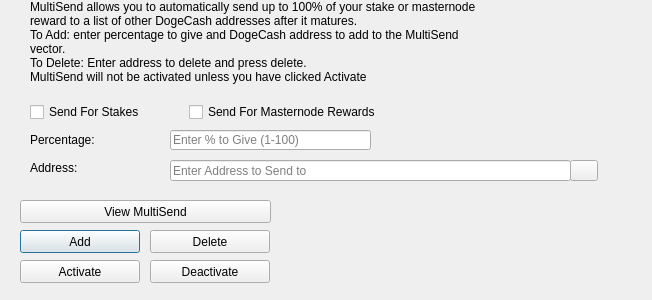
Above: src/qt/forms/multisenddialog.ui from dogecash/dogecash-oldchain before the change. Below: the same form after it.
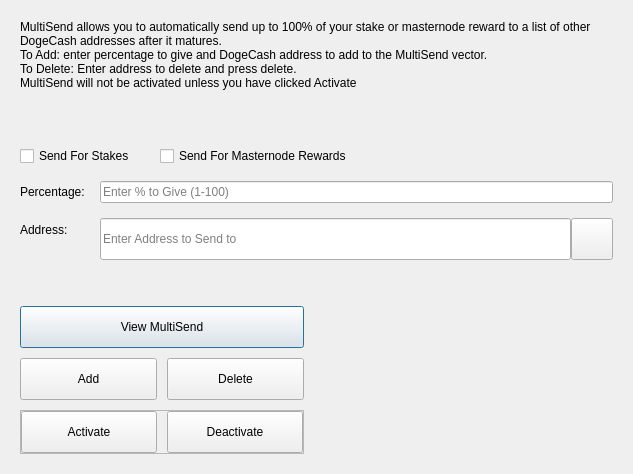
That is the form after the change. Icons and pictures are not drawn.

Patch:
```diff
--- a/src/qt/forms/multisenddialog.ui
+++ b/src/qt/forms/multisenddialog.ui
@@ -9,54 +9,31 @@
    <rect>
     <x>0</x>
     <y>0</y>
-    <width>652</width>
-    <height>300</height>
+    <width>633</width>
+    <height>474</height>
    </rect>
   </property>
   <property name="windowTitle">
    <string>MultiSend</string>
   </property>
-  <widget class="QLineEdit" name="multiSendPercentEdit">
-   <property name="geometry">
-    <rect>
-     <x>170</x>
-     <y>130</y>
-     <width>201</width>
-     <height>20</height>
-    </rect>
+  <layout class="QVBoxLayout" name="verticalLayout_2">
+   <property name="spacing">
+    <number>15</number>
    </property>
-   <property name="toolTip">
-    <string>Enter whole numbers 1 - 100</string>
+   <property name="leftMargin">
+    <number>20</number>
    </property>
-   <property name="placeholderText">
-    <string>Enter % to Give (1-100)</string>
+   <property name="topMargin">
+    <number>20</number>
    </property>
-  </widget>
-  <widget class="QLineEdit" name="multiSendAddressEdit">
-   <property name="geometry">
-    <rect>
-     <x>170</x>
-     <y>160</y>
-     <width>401</width>
-     <height>21</height>
-    </rect>
+   <property name="rightMargin">
+    <number>20</number>
    </property>
-   <property name="toolTip">
-    <string/>
+   <property name="bottomMargin">
+    <number>20</number>
    </property>
-   <property name="placeholderText">
-    <string>Enter Address to Send to</string>
-   </property>
-  </widget>
+   <item>
   <widget class="QLabel" name="label_2">
-   <property name="geometry">
-    <rect>
-     <x>30</x>
-     <y>0</y>
-     <width>451</width>
-     <height>121</height>
-    </rect>
-   </property>
    <property name="lineWidth">
     <number>1</number>
    </property>
@@ -73,62 +50,120 @@
     <bool>true</bool>
    </property>
   </widget>
-  <widget class="QLabel" name="message">
-   <property name="geometry">
-    <rect>
-     <x>290</x>
-     <y>200</y>
-     <width>351</width>
-     <height>91</height>
-    </rect>
-   </property>
+   </item>
+   <item>
+    <layout class="QHBoxLayout" name="horizontalLayout">
+     <item>
+      <widget class="QCheckBox" name="multiSendStakeCheckBox">
+       <property name="text">
+        <string>Send For Stakes</string>
+       </property>
+      </widget>
+     </item>
+     <item>
+      <spacer name="horizontalSpacer_3">
+       <property name="orientation">
+        <enum>Qt::Horizontal</enum>
+       </property>
+       <property name="sizeType">
+        <enum>QSizePolicy::Fixed</enum>
+       </property>
+       <property name="sizeHint" stdset="0">
+        <size>
+         <width>10</width>
+         <height>20</height>
+        </size>
+       </property>
+      </spacer>
+     </item>
+     <item>
+      <widget class="QCheckBox" name="multiSendMasternodeCheckBox">
    <property name="text">
-    <string/>
-   </property>
-  </widget>
-  <widget class="QPushButton" name="addButton">
-   <property name="geometry">
-    <rect>
-     <x>20</x>
-     <y>230</y>
-     <width>120</width>
-     <height>23</height>
-    </rect>
-   </property>
-   <property name="toolTip">
-    <string/>
-   </property>
-   <property name="statusTip">
-    <string>Add to MultiSend Vector</string>
-   </property>
+        <string>Send For Masternode Rewards</string>
+       </property>
+      </widget>
+     </item>
+     <item>
+      <spacer name="horizontalSpacer_2">
+       <property name="orientation">
+        <enum>Qt::Horizontal</enum>
+       </property>
+       <property name="sizeHint" stdset="0">
+        <size>
+         <width>40</width>
+         <height>20</height>
+        </size>
+       </property>
+      </spacer>
+     </item>
+    </layout>
+   </item>
+   <item>
+    <layout class="QFormLayout" name="formLayout">
+     <property name="horizontalSpacing">
+      <number>15</number>
+     </property>
+     <property name="verticalSpacing">
+      <number>15</number>
+     </property>
+     <item row="0" column="0">
+      <widget class="QLabel" name="label">
+       <property name="toolTip">
+        <string>Percentage of stake to send</string>
+       </property>
    <property name="text">
-    <string>Add</string>
-   </property>
-  </widget>
-  <widget class="QPushButton" name="disableButton">
-   <property name="geometry">
-    <rect>
-     <x>150</x>
-     <y>260</y>
-     <width>120</width>
-     <height>23</height>
-    </rect>
-   </property>
-   <property name="statusTip">
-    <string>Deactivate MultiSend</string>
-   </property>
+        <string>Percentage:</string>
+       </property>
+      </widget>
+     </item>
+     <item row="0" column="1">
+      <widget class="QLineEdit" name="multiSendPercentEdit">
+       <property name="toolTip">
+        <string>Enter whole numbers 1 - 100</string>
+       </property>
+       <property name="placeholderText">
+        <string>Enter % to Give (1-100)</string>
+       </property>
+      </widget>
+     </item>
+     <item row="1" column="0">
+      <widget class="QLabel" name="label_5">
+       <property name="toolTip">
+        <string>Address to send portion of stake to</string>
+       </property>
    <property name="text">
-    <string>Deactivate</string>
-   </property>
-  </widget>
+        <string>Address:</string>
+       </property>
+      </widget>
+     </item>
+     <item row="1" column="1">
+      <layout class="QHBoxLayout" name="horizontalLayout_2">
+       <property name="spacing">
+        <number>0</number>
+       </property>
+       <item>
+        <widget class="QLineEdit" name="multiSendAddressEdit">
+         <property name="minimumSize">
+          <size>
+           <width>0</width>
+           <height>42</height>
+          </size>
+         </property>
+         <property name="toolTip">
+          <string/>
+         </property>
+         <property name="placeholderText">
+          <string>Enter Address to Send to</string>
+         </property>
+        </widget>
+       </item>
+       <item>
   <widget class="QPushButton" name="addressBookButton">
-   <property name="geometry">
-    <rect>
-     <x>570</x>
-     <y>160</y>
-     <width>28</width>
-     <height>21</height>
-    </rect>
+         <property name="minimumSize">
+          <size>
+           <width>42</width>
+           <height>42</height>
+          </size>
    </property>
    <property name="toolTip">
     <string>Choose an address from the address book</string>
@@ -147,46 +182,65 @@
     <bool>false</bool>
    </property>
   </widget>
-  <widget class="QLabel" name="label">
-   <property name="geometry">
-    <rect>
-     <x>30</x>
-     <y>130</y>
-     <width>121</width>
-     <height>20</height>
-    </rect>
-   </property>
+       </item>
+      </layout>
+     </item>
+    </layout>
+   </item>
+   <item>
+    <layout class="QHBoxLayout" name="horizontalLayout_3">
+     <item>
+      <layout class="QVBoxLayout" name="verticalLayout">
+       <property name="spacing">
+        <number>10</number>
+       </property>
+       <item>
+        <widget class="QPushButton" name="viewButton">
+         <property name="minimumSize">
+          <size>
+           <width>0</width>
+           <height>42</height>
+          </size>
+         </property>
+         <property name="maximumSize">
+          <size>
+           <width>16777215</width>
+           <height>16777215</height>
+          </size>
+         </property>
    <property name="toolTip">
     <string>Percentage of stake to send</string>
    </property>
    <property name="text">
-    <string>Percentage:</string>
-   </property>
-  </widget>
-  <widget class="QLabel" name="label_5">
-   <property name="geometry">
-    <rect>
-     <x>30</x>
-     <y>160</y>
-     <width>111</width>
-     <height>16</height>
-    </rect>
+          <string>View MultiSend</string>
+         </property>
+        </widget>
+       </item>
+       <item>
+        <layout class="QHBoxLayout" name="horizontalLayout_4">
+         <item>
+          <widget class="QPushButton" name="addButton">
+           <property name="minimumSize">
+            <size>
+             <width>120</width>
+             <height>42</height>
+            </size>
    </property>
    <property name="toolTip">
     <string>Address to send portion of stake to</string>
    </property>
    <property name="text">
-    <string>Address:</string>
-   </property>
-  </widget>
+            <string>Add</string>
+           </property>
+          </widget>
+         </item>
+         <item>
   <widget class="QPushButton" name="deleteButton">
-   <property name="geometry">
-    <rect>
-     <x>150</x>
-     <y>230</y>
-     <width>120</width>
-     <height>23</height>
-    </rect>
+           <property name="minimumSize">
+            <size>
+             <width>0</width>
+             <height>42</height>
+            </size>
    </property>
    <property name="toolTip">
     <string/>
@@ -198,14 +252,46 @@
     <string>Delete</string>
    </property>
   </widget>
+         </item>
+        </layout>
+       </item>
+       <item>
+        <widget class="QFrame" name="frame">
+         <property name="minimumSize">
+          <size>
+           <width>0</width>
+           <height>0</height>
+          </size>
+         </property>
+         <property name="frameShape">
+          <enum>QFrame::StyledPanel</enum>
+         </property>
+         <property name="frameShadow">
+          <enum>QFrame::Raised</enum>
+         </property>
+         <layout class="QHBoxLayout" name="horizontalLayout_5">
+          <property name="spacing">
+           <number>10</number>
+          </property>
+          <property name="leftMargin">
+           <number>0</number>
+          </property>
+          <property name="topMargin">
+           <number>0</number>
+          </property>
+          <property name="rightMargin">
+           <number>0</number>
+          </property>
+          <property name="bottomMargin">
+           <number>0</number>
+          </property>
+          <item>
   <widget class="QPushButton" name="activateButton">
-   <property name="geometry">
-    <rect>
-     <x>20</x>
-     <y>260</y>
+            <property name="minimumSize">
+             <size>
      <width>120</width>
-     <height>23</height>
-    </rect>
+              <height>42</height>
+             </size>
    </property>
    <property name="statusTip">
     <string>Activate MultiSend</string>
@@ -214,51 +300,54 @@
     <string>Activate</string>
    </property>
   </widget>
-  <widget class="QPushButton" name="viewButton">
-   <property name="geometry">
-    <rect>
-     <x>20</x>
-     <y>200</y>
-     <width>251</width>
-     <height>23</height>
-    </rect>
-   </property>
-   <property name="toolTip">
-    <string/>
+          </item>
+          <item>
+           <widget class="QPushButton" name="disableButton">
+            <property name="minimumSize">
+             <size>
+              <width>0</width>
+              <height>42</height>
+             </size>
    </property>
    <property name="statusTip">
     <string>View MultiSend Vector</string>
    </property>
    <property name="text">
-    <string>View MultiSend</string>
-   </property>
-  </widget>
-  <widget class="QWidget" name="horizontalLayoutWidget">
-   <property name="geometry">
-    <rect>
-     <x>30</x>
-     <y>100</y>
-     <width>351</width>
-     <height>24</height>
-    </rect>
-   </property>
-   <layout class="QHBoxLayout" name="horizontalLayout">
+             <string>Deactivate</string>
+            </property>
+           </widget>
+          </item>
+         </layout>
+        </widget>
+       </item>
+      </layout>
+     </item>
     <item>
-     <widget class="QCheckBox" name="multiSendStakeCheckBox">
-      <property name="text">
-       <string>Send For Stakes</string>
-      </property>
-     </widget>
+      <spacer name="horizontalSpacer">
+       <property name="orientation">
+        <enum>Qt::Horizontal</enum>
+       </property>
+       <property name="sizeType">
+        <enum>QSizePolicy::Fixed</enum>
+       </property>
+       <property name="sizeHint" stdset="0">
+        <size>
+         <width>10</width>
+         <height>20</height>
+        </size>
+       </property>
+      </spacer>
     </item>
     <item>
-     <widget class="QCheckBox" name="multiSendMasternodeCheckBox">
+      <widget class="QLabel" name="message">
       <property name="text">
-       <string>Send For Masternode Rewards</string>
+        <string/>
       </property>
      </widget>
     </item>
    </layout>
-  </widget>
+   </item>
+  </layout>
  </widget>
  <resources>
   <include location="../dogecash.qrc"/>
```
Left out of the diff: 18 changed lines with no effect on the pictures. Lines whose indentation alone changed are shown as unchanged.
